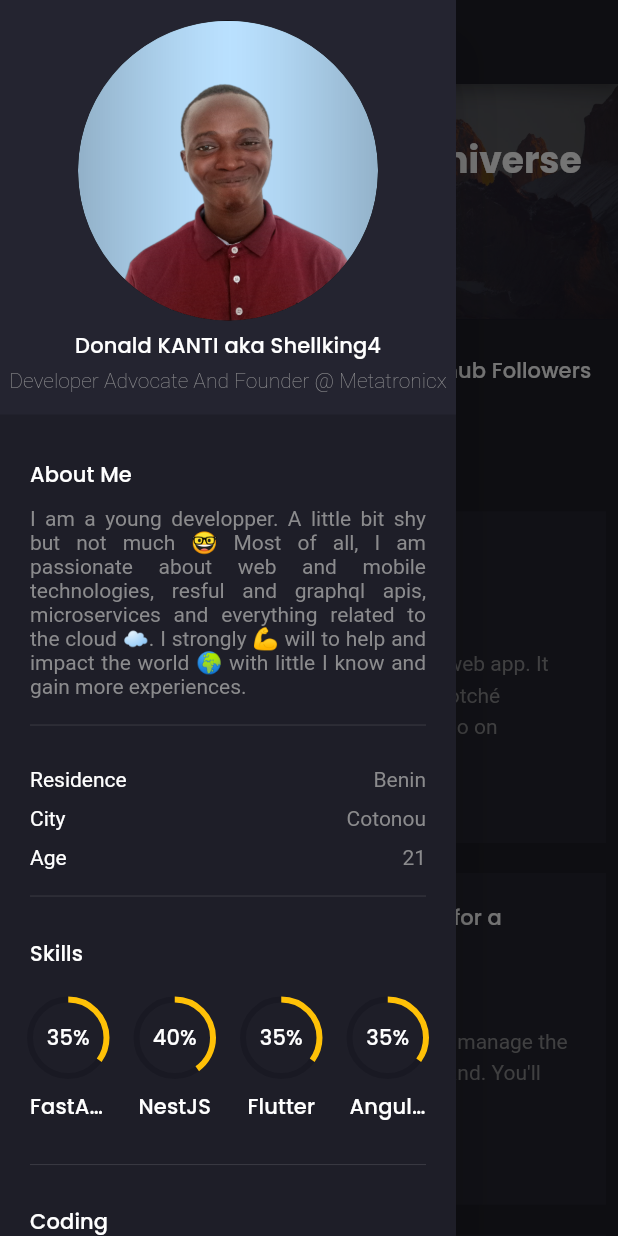
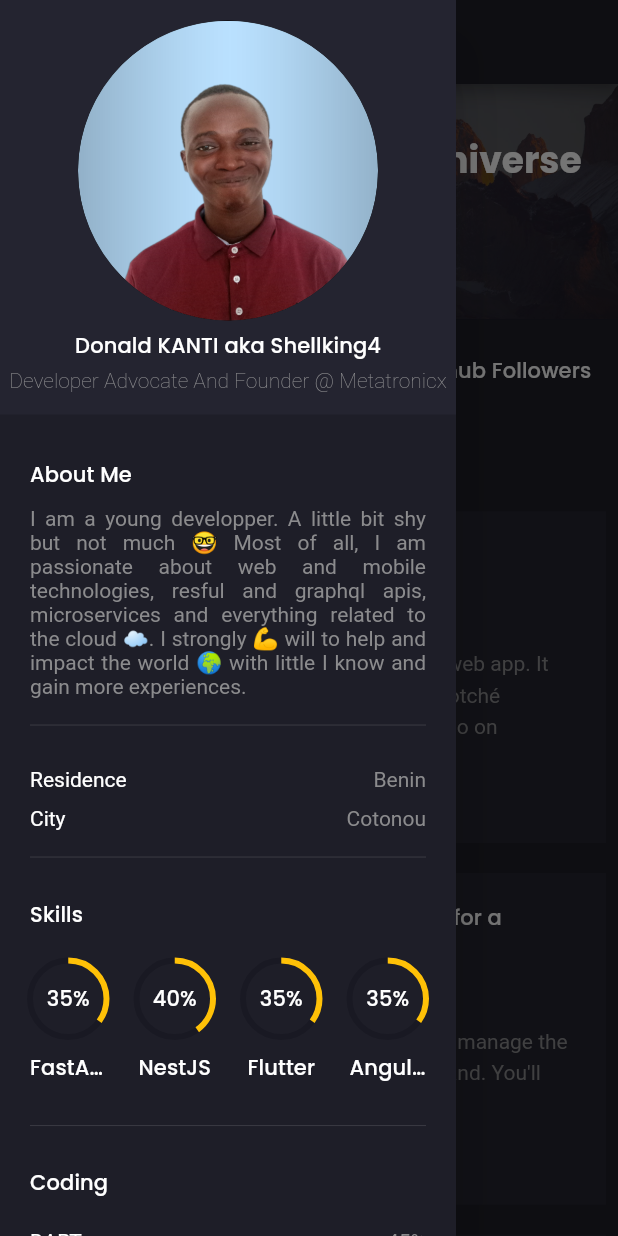
Before and after one commit to shellking4/my_portfolio, a Flutter app: the screen it shows after launch, with the side drawer open, on a phone screen of 412 x 824 dp. Run offline on Flutter 3.47's test engine with Material 2 defaults, Android fonts, the phone set to English and light mode, and no system bars; drawn by our look-alikes of animated_text_kit; our stand-ins replace flutter_svg, font_awesome_flutter, google_fonts; missing offline and left inert: dart:html.

Commit message:
add updates

```diff
--- a/lib/components/side_menu.dart
+++ b/lib/components/side_menu.dart
@@ -2,7 +2,6 @@
 
 import 'package:flutter/material.dart';
 import 'package:flutter_svg/flutter_svg.dart';
-import 'package:font_awesome_flutter/font_awesome_flutter.dart';
 import 'package:my_portfolio/components/about_me.dart';
 import 'package:my_portfolio/components/area_info.dart';
 import 'package:my_portfolio/components/coding.dart';
@@ -39,7 +38,7 @@ class SideMenu extends StatelessWidget {
               ),
               AreaInfo(title: "Residence", text: "Benin"),
               AreaInfo(title: "City", text: "Cotonou"),
-              AreaInfo(title: "Age", text: "21"),
+              // AreaInfo(title: "Age", text: "21"),
               Skills(),
               SizedBox(
                 height: defaultPadding,
@@ -50,11 +49,11 @@ class SideMenu extends StatelessWidget {
               SizedBox(height: defaultPadding / 2),
               TextButton(
                   onPressed: () {
-                    launchURL("https://mega.nz/file/IwkC3CKQ#b-jRmw6tfNS7hqPm3kCZO9zQBb05mfOl6uiFCGUnnsI");
+                    launchURL("https://drive.google.com/file/d/1OI7crBHcAup26eucw1HTYhHd-pg5_HtZ/view?usp=sharing");
                   },
                   child: Row(
                     children: [
-                      Text("DOWNLOAD RESUME",
+                      Text("DOWNLOAD MY RESUME",
                           style: TextStyle(
                               color: Theme.of(context)
                                   .textTheme
--- a/lib/models/Recommendation.dart
+++ b/lib/models/Recommendation.dart
@@ -13,9 +13,9 @@ final List<Recommendation> demo_recommendations = [
     text: "What strikes me the most about Shellking4's work is his ability to write clean and reusable codes with best practices. He has my highest recommendation.",
   ),
   Recommendation(
-    name: "Olatoundji AGBAHOUNGBA",
+    name: "Ezéchiel Amen AGBLA",
     source: "Linkedin",
-    text: "Shellking is great asset for any organization. His FastAPI and NestJS skills are amazing as well as his professionalism.",
+    text: "Good first article Donald Kanti ! Continue to share your knowledges 😃",
   ),
   Recommendation(
     name: "Cyprien ASSOU",
```
Also changed, not shown: 1 other file.
